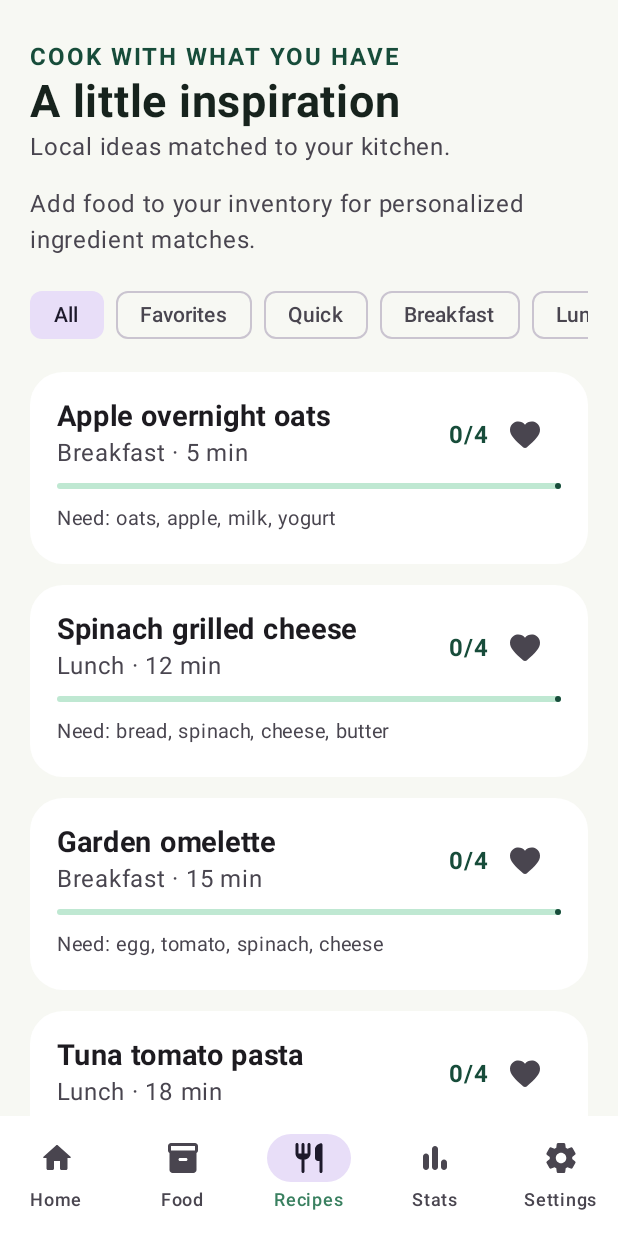
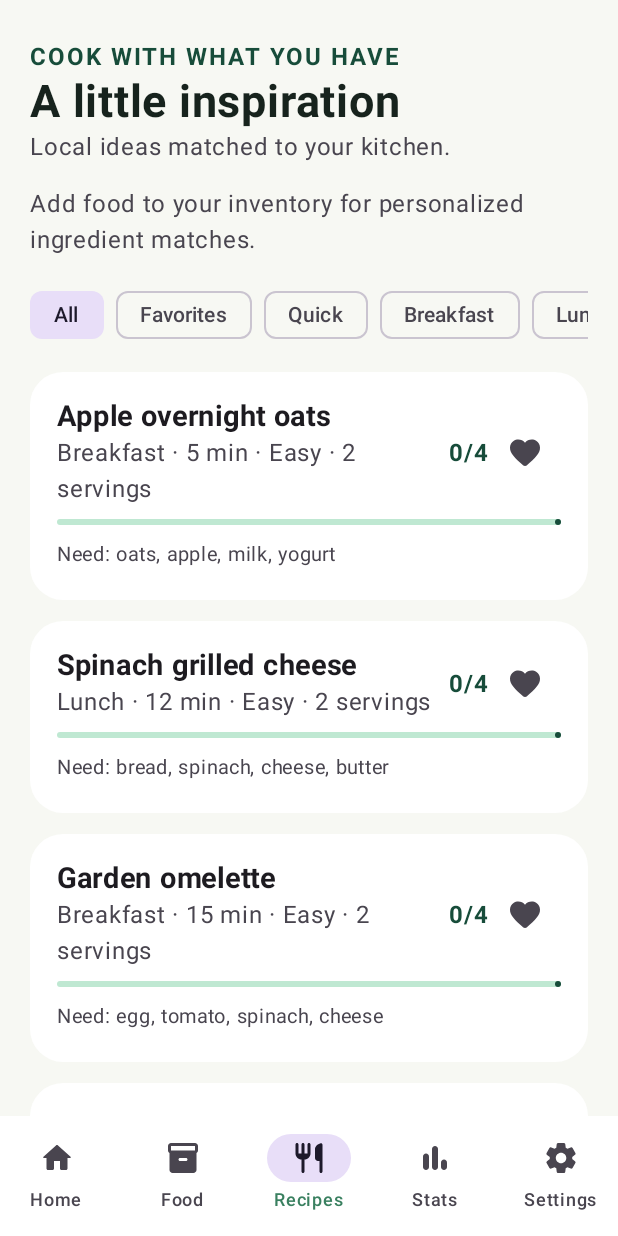
Before and after one commit to KristianKG/-EX-pired, an Android app built with Jetpack Compose: the composable ExpiryEyeApp shown on its own in the app's theme, item 3 of the bottom bar chosen, on a phone screen of 412 x 824 dp. Run offline under Robolectric (Android 15) with nearby library versions, the phone set to English and light mode, and no system bars; 2 statements that could not run were skipped.

Commit message:
Add recipe difficulty and serving details

```diff
--- a/app/src/main/java/com/expiryeye/MainActivity.kt
+++ b/app/src/main/java/com/expiryeye/MainActivity.kt
@@ -522,7 +522,9 @@ private data class Recipe(
     val steps: String,
     val vegetarian: Boolean = true,
     val highProtein: Boolean = false,
-    val lowCost: Boolean = true
+    val lowCost: Boolean = true,
+    val servings: Int = 2,
+    val difficulty: String = when { time <= 15 -> "Easy"; time <= 30 -> "Medium"; else -> "Advanced" }
 )
 private val recipes = listOf(
     Recipe("Garden omelette", setOf("egg", "tomato", "spinach", "cheese"), 15, "Breakfast", "Whisk eggs, fold in chopped vegetables and cheese, then cook gently until set.", highProtein = true),
@@ -568,7 +570,7 @@ private fun matchedIngredients(recipe: Recipe, items: List<FoodItem>): Set<Strin
         else this.items(visibleRecipes, key = { it.name }) { recipe ->
             val matched = matchedIngredients(recipe, items); val missing = recipe.ingredients - matched
             Card(onClick = { selected = recipe }, shape = RoundedCornerShape(22.dp), colors = CardDefaults.cardColors(containerColor = MaterialTheme.colorScheme.surface)) { Column(Modifier.fillMaxWidth().padding(18.dp), verticalArrangement = Arrangement.spacedBy(8.dp)) {
-                Row(verticalAlignment = Alignment.CenterVertically) { Column(Modifier.weight(1f)) { Text(recipe.name, fontSize = 19.sp, fontWeight = FontWeight.Bold, color = MaterialTheme.colorScheme.onSurface); Text("${recipe.category} · ${recipe.time} min", color = MaterialTheme.colorScheme.onSurfaceVariant) }; Text("${matched.size}/${recipe.ingredients.size}", color = MaterialTheme.colorScheme.primary, fontWeight = FontWeight.Bold); IconButton(onClick = { onToggleFavorite(recipe.name) }) { Icon(Icons.Rounded.Favorite, contentDescription = if (recipe.name in favorites) "Remove from favorites" else "Add to favorites", tint = if (recipe.name in favorites) MaterialTheme.colorScheme.primary else MaterialTheme.colorScheme.onSurfaceVariant) } }
+                Row(verticalAlignment = Alignment.CenterVertically) { Column(Modifier.weight(1f)) { Text(recipe.name, fontSize = 19.sp, fontWeight = FontWeight.Bold, color = MaterialTheme.colorScheme.onSurface); Text("${recipe.category} · ${recipe.time} min · ${recipe.difficulty} · ${recipe.servings} servings", color = MaterialTheme.colorScheme.onSurfaceVariant) }; Text("${matched.size}/${recipe.ingredients.size}", color = MaterialTheme.colorScheme.primary, fontWeight = FontWeight.Bold); IconButton(onClick = { onToggleFavorite(recipe.name) }) { Icon(Icons.Rounded.Favorite, contentDescription = if (recipe.name in favorites) "Remove from favorites" else "Add to favorites", tint = if (recipe.name in favorites) MaterialTheme.colorScheme.primary else MaterialTheme.colorScheme.onSurfaceVariant) } }
                 LinearProgressIndicator(progress = { matched.size.toFloat() / recipe.ingredients.size }, modifier = Modifier.fillMaxWidth(), color = Forest, trackColor = Mint)
                 Text(if (missing.isEmpty()) "You have everything" else "Need: ${missing.joinToString()}", color = MaterialTheme.colorScheme.onSurfaceVariant, fontSize = 13.sp)
             } }
@@ -580,7 +582,7 @@ private fun matchedIngredients(recipe: Recipe, items: List<FoodItem>): Set<Strin
         AlertDialog(
             onDismissRequest = { selected = null },
             title = { Row(verticalAlignment = Alignment.CenterVertically) { Text(recipe.name, modifier = Modifier.weight(1f)); IconButton(onClick = { onToggleFavorite(recipe.name) }) { Icon(Icons.Rounded.Favorite, contentDescription = if (recipe.name in favorites) "Remove from favorites" else "Add to favorites", tint = if (recipe.name in favorites) MaterialTheme.colorScheme.primary else MaterialTheme.colorScheme.onSurfaceVariant) } } },
-            text = { Text("${matched.size} of ${recipe.ingredients.size} ingredients available · ${recipe.time} minutes\n${recipe.ingredients.joinToString()}\n\n${recipe.steps}") },
+            text = { Text("${matched.size} of ${recipe.ingredients.size} ingredients available · ${recipe.time} minutes · ${recipe.difficulty} · serves ${recipe.servings}\n\n${recipe.ingredients.joinToString()}\n\n${recipe.steps}") },
             confirmButton = { TextButton(onClick = { missing.forEach(onAddShopping); selected = null }) { Text(if (missing.isEmpty()) "Done" else "Add missing to list") } }
         )
     }
```
Also changed, not shown: 1 other file.
